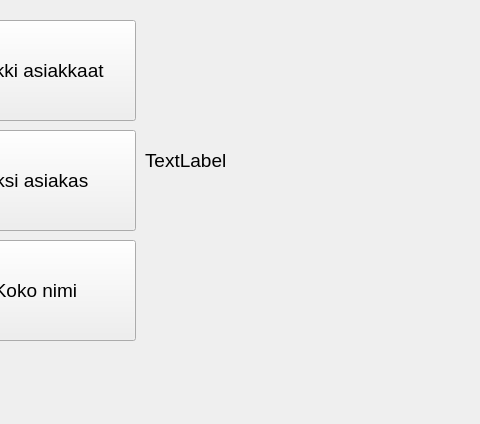
The window that qt_frontend/mainwindow.ui (Danskutin/qt_example) describes before a commit, drawn with Qt 5; both pictures show x 105 to 585 and y 0 to 424 of the 800 by 600 pixel window.
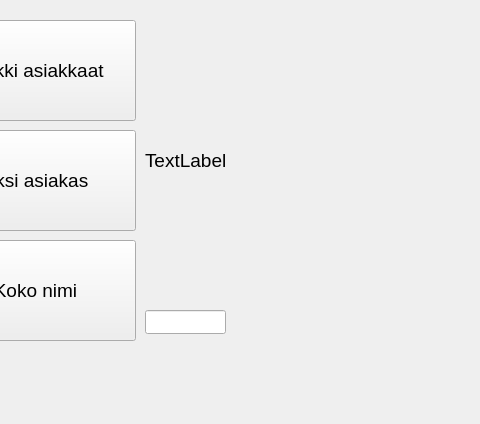
The same window after the commit.

Commit message: get examples ready

Diff of the .ui file:
```diff
--- a/qt_frontend/mainwindow.ui
+++ b/qt_frontend/mainwindow.ui
@@ -73,7 +73,7 @@
      <rect>
       <x>250</x>
       <y>30</y>
-      <width>191</width>
+      <width>341</width>
       <height>261</height>
      </rect>
     </property>
@@ -86,6 +86,21 @@
      <string>TextLabel</string>
     </property>
    </widget>
+   <widget class="QLineEdit" name="lineEditID">
+    <property name="geometry">
+     <rect>
+      <x>250</x>
+      <y>310</y>
+      <width>81</width>
+      <height>24</height>
+     </rect>
+    </property>
+    <property name="font">
+     <font>
+      <pointsize>14</pointsize>
+     </font>
+    </property>
+   </widget>
   </widget>
   <widget class="QMenuBar" name="menubar">
    <property name="geometry">
```
The commit also changes 2 other files.
